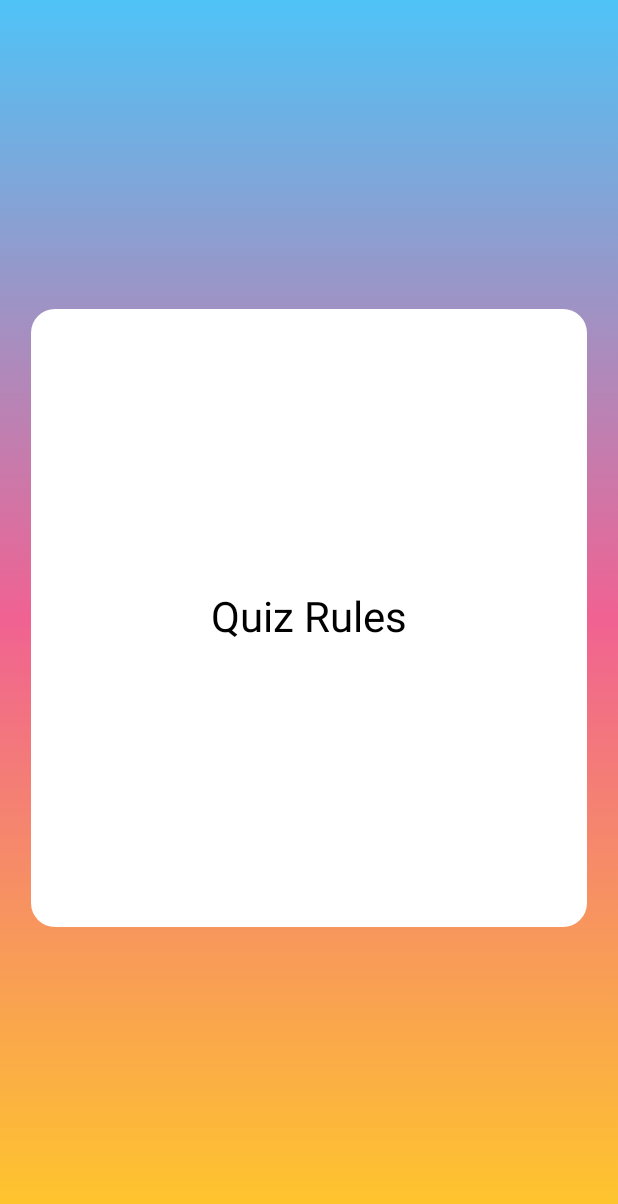
After one commit to Jessalynnic/Quiz_Game, an Android app built with Jetpack Compose: the QuizRulesScreen screen opened through its navigation route, on a phone screen of 412 x 824 dp. The commit adds this screen. Shown: the top 1204 px of the screen. Run offline under Robolectric (Android 15) with nearby library versions, the phone set to English and light mode, and no system bars.

```diff
--- a/app/src/main/AndroidManifest.xml
+++ b/app/src/main/AndroidManifest.xml
@@ -12,6 +12,10 @@
         android:supportsRtl="true"
         android:theme="@style/Theme.BCS371_Full_Quiz_Game"
         tools:targetApi="31">
+        <activity android:name=".QuizActivity"
+            android:exported="false"
+            android:label="@string/title_activity_quizMain"
+            android:theme="@style/Theme.BCS371_Full_Quiz_Game" />
         <activity android:name=".LoginActivity"
             android:exported="false"
             android:label="@string/title_activity_loginMain"
--- /dev/null
+++ b/app/src/main/java/com/example/bcs371_full_quiz_game/QuizActivity.kt
@@ -0,0 +1,37 @@
+package com.example.bcs371_full_quiz_game
+
+import android.os.Bundle
+import androidx.activity.ComponentActivity
+import androidx.activity.compose.setContent
+import androidx.activity.enableEdgeToEdge
+import androidx.compose.runtime.Composable
+import androidx.navigation.compose.NavHost
+import androidx.navigation.compose.composable
+import androidx.navigation.compose.rememberNavController
+import com.example.bcs371_full_quiz_game.ui.theme.BCS371_Full_Quiz_GameTheme
+import com.example.bcs371_full_quiz_game.ui.theme.QuizRulesScreen
+
+class QuizActivity : ComponentActivity() {
+    override fun onCreate(savedInstanceState: Bundle?) {
+        super.onCreate(savedInstanceState)
+        enableEdgeToEdge()
+        setContent {
+            BCS371_Full_Quiz_GameTheme {
+                QuizNavigation()
+            }
+        }
+    }
+}
+
+@Composable
+fun QuizNavigation() {
+    val navController = rememberNavController()
+    NavHost(navController = navController, startDestination = "quiz_rules") {
+        composable("quiz_rules") {
+            QuizRulesScreen(navController = navController)
+        }
+        //composable("register_screen") {
+        //RegisterScreen(navController = navController)
+        //}
+    }
+}
--- /dev/null
+++ b/app/src/main/java/com/example/bcs371_full_quiz_game/ui/theme/QuizRulesScreen.kt
@@ -0,0 +1,52 @@
+package com.example.bcs371_full_quiz_game.ui.theme
+
+import androidx.compose.foundation.background
+import androidx.compose.foundation.layout.Arrangement
+import androidx.compose.foundation.layout.Box
+import androidx.compose.foundation.layout.Column
+import androidx.compose.foundation.layout.fillMaxHeight
+import androidx.compose.foundation.layout.fillMaxSize
+import androidx.compose.foundation.layout.fillMaxWidth
+import androidx.compose.foundation.layout.padding
+import androidx.compose.foundation.shape.RoundedCornerShape
+import androidx.compose.material3.MaterialTheme
+import androidx.compose.material3.Text
+import androidx.compose.runtime.Composable
+import androidx.compose.ui.Alignment
+import androidx.compose.ui.Modifier
+import androidx.compose.ui.draw.clip
+import androidx.compose.ui.graphics.Brush
+import androidx.compose.ui.graphics.Color
+import androidx.compose.ui.unit.dp
+import androidx.navigation.NavController
+
+@Composable
+fun QuizRulesScreen(navController: NavController) {
+    Box(
+        modifier = Modifier
+            .fillMaxSize()
+            .background(
+                brush = Brush.verticalGradient(
+                    colors = listOf(
+                        Color(0xFF4FC3F7),  // Sky blue
+                        Color(0xFFF06292),  // Pink
+                        Color(0xFFFFCA28)   // Yellow-orange
+                    )
+                )
+            ),
+        contentAlignment = Alignment.Center
+    ) {
+        Column(
+            horizontalAlignment = Alignment.CenterHorizontally,
+            verticalArrangement = Arrangement.Center,
+            modifier = Modifier
+                .fillMaxWidth(0.9f)        // Set the width to 90% of the Box
+                .fillMaxHeight(0.5f)       // Set the height to 80% of the Box
+                .clip(RoundedCornerShape(16.dp))
+                .background(Color.White)
+                .padding(16.dp)
+        ) {
+            Text("Quiz Rules", style = MaterialTheme.typography.headlineMedium)
+        }
+    }
+}
--- a/app/src/main/res/values/strings.xml
+++ b/app/src/main/res/values/strings.xml
@@ -1,4 +1,5 @@
 <resources>
     <string name="app_name">BCS371_Full_Quiz_Game</string>
     <string name="title_activity_loginMain">LoginActivity</string>
+    <string name="title_activity_quizMain">QuizActivity</string>
 </resources>
```
Also changed, not shown: app/src/main/java/com/example/bcs371_full_quiz_game/ui/LoginScreen.kt (+26 -3 lines), app/src/main/java/com/example/bcs371_full_quiz_game/ui/RegisterScreen.kt (+23 -3 lines), app/src/main/java/com/example/bcs371_full_quiz_game/ui/theme/SaveUserData.kt (added, +25 -0 lines).
